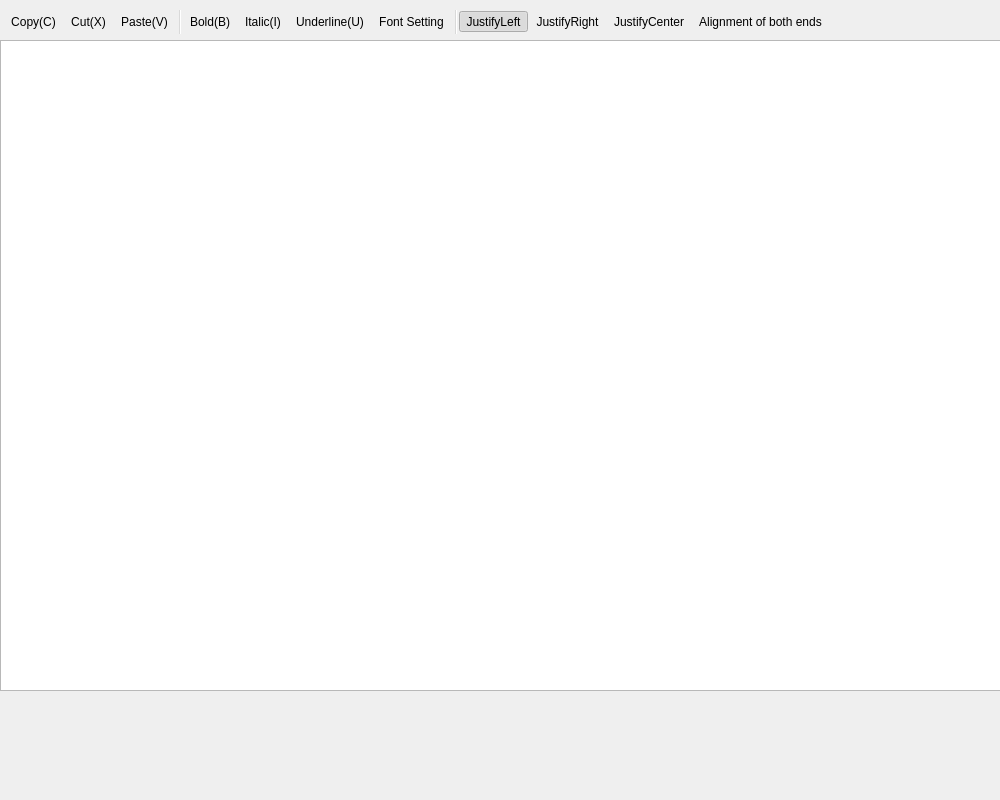
RomainPuech/Paper-Friend, file Code/PaperFriend/texteditor.ui: the form before one commit.
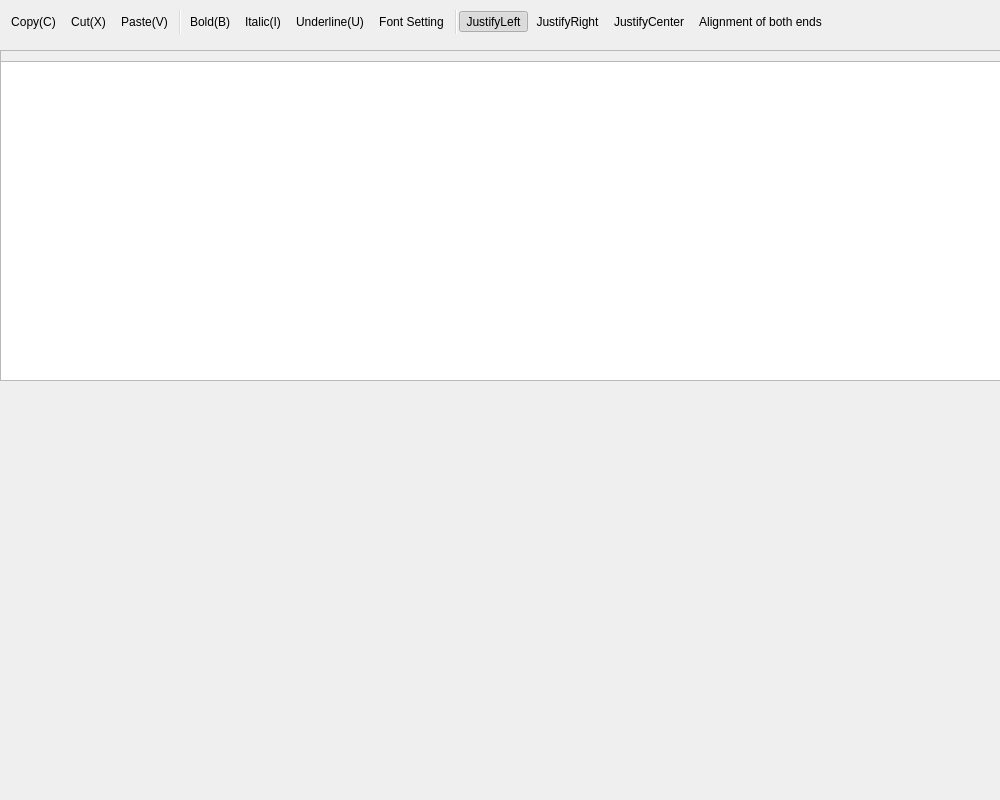
The form after the commit. Icons and pictures are not drawn. Custom widgets are drawn as their Qt base class.

Diff of the .ui file:
```diff
--- a/Code/PaperFriend/texteditor.ui
+++ b/Code/PaperFriend/texteditor.ui
@@ -10,20 +10,21 @@
     <height>800</height>
    </rect>
   </property>
+  <property name="sizePolicy">
+   <sizepolicy hsizetype="Expanding" vsizetype="Expanding">
+    <horstretch>0</horstretch>
+    <verstretch>0</verstretch>
+   </sizepolicy>
+  </property>
+  <property name="maximumSize">
+   <size>
+    <width>1000</width>
+    <height>16777215</height>
+   </size>
+  </property>
   <property name="windowTitle">
    <string>TextEditor</string>
   </property>
-  <widget class="QWidget" name="centralWidget">
-   <property name="geometry">
-    <rect>
-     <x>0</x>
-     <y>0</y>
-     <width>258</width>
-     <height>194</height>
-    </rect>
-   </property>
-   <layout class="QGridLayout" name="gridLayout"/>
-  </widget>
   <widget class="QToolBar" name="toolBar">
    <property name="geometry">
     <rect>
@@ -33,6 +34,12 @@
      <height>44</height>
     </rect>
    </property>
+   <property name="sizePolicy">
+    <sizepolicy hsizetype="Expanding" vsizetype="Fixed">
+     <horstretch>0</horstretch>
+     <verstretch>0</verstretch>
+    </sizepolicy>
+   </property>
    <property name="windowTitle">
     <string>toolBar</string>
    </property>
@@ -50,15 +57,38 @@
    <addaction name="action_Center"/>
    <addaction name="action_Just"/>
   </widget>
-  <widget class="Edit" name="textEdit">
+  <widget class="QScrollArea" name="scrollArea">
    <property name="geometry">
     <rect>
      <x>0</x>
-     <y>40</y>
+     <y>50</y>
      <width>1001</width>
-     <height>651</height>
+     <height>331</height>
     </rect>
    </property>
+   <property name="widgetResizable">
+    <bool>true</bool>
+   </property>
+   <widget class="QWidget" name="scrollAreaWidgetContents">
+    <property name="geometry">
+     <rect>
+      <x>0</x>
+      <y>0</y>
+      <width>999</width>
+      <height>329</height>
+     </rect>
+    </property>
+    <widget class="QTextEdit" name="textEdit">
+     <property name="geometry">
+      <rect>
+       <x>-10</x>
+       <y>10</y>
+       <width>1011</width>
+       <height>351</height>
+      </rect>
+     </property>
+    </widget>
+   </widget>
   </widget>
   <action name="action_New">
    <property name="icon">
@@ -355,13 +385,6 @@
   </action>
  </widget>
  <layoutdefault spacing="6" margin="11"/>
- <customwidgets>
-  <customwidget>
-   <class>Edit</class>
-   <extends>QTextEdit</extends>
-   <header location="global">edit.h</header>
-  </customwidget>
- </customwidgets>
  <resources>
   <include location="myresources.qrc"/>
  </resources>
```
